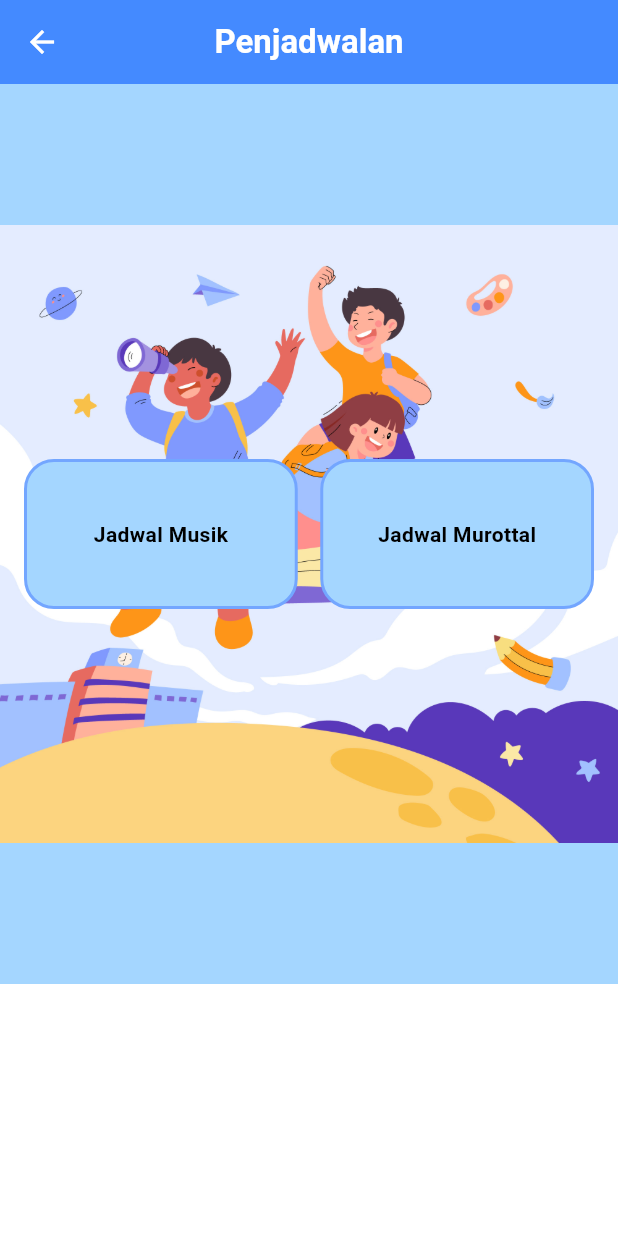
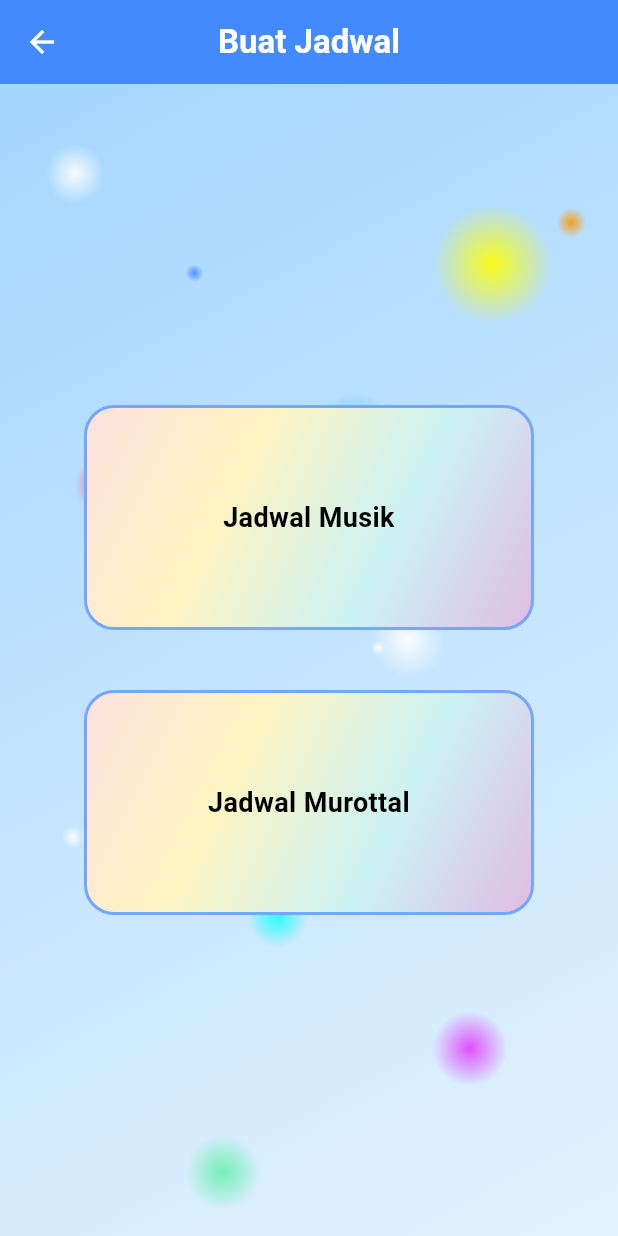
Before and after one commit to Andicleomj/soundnest, a Flutter app: the ScheduleScreen screen opened by its route, on a phone screen of 412 x 824 dp. Run offline on Flutter 3.47's test engine with Material 3 defaults, Android fonts, the phone set to English and light mode, and no system bars; our stand-ins replace audioplayers, firebase_auth, firebase_core, firebase_database, flutter_local_notifications, just_audio and 3 more; missing offline and left inert: cast, volume_controller; accounts and stored records are empty.

Commit message:
Update buat_jadwal.dart

```diff
--- a/lib/screens/schedule/buat_jadwal.dart
+++ b/lib/screens/schedule/buat_jadwal.dart
@@ -19,10 +19,94 @@ class ScheduleScreen extends StatelessWidget {
     );
   }
 
+  List<Widget> _buildStars(BuildContext context) {
+    final screenWidth = MediaQuery.of(context).size.width;
+    final screenHeight = MediaQuery.of(context).size.height;
+
+    final List<Map<String, dynamic>> positions = [
+      {'top': 40.0, 'left': 30.0, 'size': 40.0, 'color': Colors.white},
+      {'top': 80.0, 'left': screenWidth * 0.7, 'size': 80.0, 'color': Colors.yellowAccent},
+      {'top': 120.0, 'left': screenWidth * 0.3, 'size': 12.0, 'color': Colors.blueAccent},
+      {'top': screenHeight * 0.3, 'left': 50.0, 'size': 40.0, 'color': Colors.pinkAccent},
+      {'top': screenHeight * 0.45, 'left': screenWidth * 0.6, 'size': 10.0, 'color': Colors.white},
+      {'top': screenHeight * 0.65, 'left': screenWidth * 0.4, 'size':40.0, 'color': Colors.cyanAccent},
+      {'top': screenHeight * 0.25, 'left': screenWidth * 0.5, 'size': 60.0, 'color': Colors.lightBlueAccent},
+      {'top': screenHeight * 0.38, 'left': screenWidth * 0.8, 'size': 20.0, 'color': Colors.white},
+      {'top': screenHeight * 0.5, 'left': screenWidth * 0.2, 'size': 60.0, 'color': Colors.white},
+      {'top': screenHeight * 0.42, 'left': screenWidth * 0.6, 'size': 50.0, 'color': Colors.white},
+       {'top': screenHeight * 0.1, 'left': screenWidth * 0.9, 'size': 20.0, 'color': Colors.orange},
+  {'top': screenHeight * 0.6, 'left': screenWidth * 0.1, 'size': 15.0, 'color': Colors.white},
+  {'top': screenHeight * 0.75, 'left': screenWidth * 0.7, 'size': 50.0, 'color': Colors.purpleAccent},
+  {'top': screenHeight * 0.85, 'left': screenWidth * 0.3, 'size': 50.0, 'color': Colors.greenAccent},
+    ];
+
+    return positions.map((pos) => Positioned(
+      top: pos['top'],
+      left: pos['left'],
+      child: _buildStar(size: pos['size'], color: pos['color']),
+    )).toList();
+  }
+
+  Widget _buildStar({required double size, required Color color}) {
+    return Container(
+      width: size,
+      height: size,
+      decoration: BoxDecoration(
+        shape: BoxShape.circle,
+        gradient: RadialGradient(
+          colors: [
+            color.withOpacity(0.9),
+            color.withOpacity(0.0),
+          ],
+          stops: const [0.0, 1.0],
+        ),
+      ),
+    );
+  }
+
+  Widget _buildScheduleButton({required String text, required VoidCallback onTap}) {
+    return SizedBox(
+      width: 300,
+      child: InkWell(
+        onTap: onTap,
+        child: Container(
+          height: 150,
+          alignment: Alignment.center,
+          padding: const EdgeInsets.all(16),
+          decoration: BoxDecoration(
+            gradient: const LinearGradient(
+              begin: Alignment.topLeft,
+              end: Alignment.bottomRight,
+              colors: [
+                Color(0xFFFFE0E0),
+                Color(0xFFFFF4C2),
+                Color(0xFFCCF2F4),
+                Color(0xFFE0BBE4),
+              ],
+            ),
+            borderRadius: BorderRadius.circular(20),
+            border: Border.all(
+              color: Color.fromARGB(255, 115, 166, 255),
+              width: 2,
+            ),
+          ),
+          child: Text(
+            text,
+            textAlign: TextAlign.center,
+            style: const TextStyle(
+              fontWeight: FontWeight.w600,
+              color: Colors.black,
+              fontSize: 18,
+            ),
+          ),
+        ),
+      ),
+    );
+  }
+
   @override
   Widget build(BuildContext context) {
     return Scaffold(
-      backgroundColor: Colors.white,
       appBar: AppBar(
         backgroundColor: Colors.blueAccent,
         elevation: 0,
@@ -31,7 +115,7 @@ class ScheduleScreen extends StatelessWidget {
           onPressed: () => Navigator.pop(context),
         ),
         title: const Text(
-          "Penjadwalan",
+          "Buat Jadwal",
           style: TextStyle(
             fontWeight: FontWeight.bold,
             color: Colors.white,
@@ -40,86 +124,49 @@ class ScheduleScreen extends StatelessWidget {
         ),
         centerTitle: true,
       ),
-      body: Container(
+      body: Stack(
+        children: [
+          // Background gradient
+          Container(
+            width: double.infinity,
+            height: double.infinity,
             decoration: const BoxDecoration(
               gradient: LinearGradient(
                 begin: Alignment.topLeft,
                 end: Alignment.bottomRight,
                 colors: [
-              Color.fromARGB(255, 164, 214, 255), // Biru muda
-              Color.fromARGB(255, 164, 214, 255), // Biru sangat muda
+                  Color(0xFFA4D6FF),
+                  Color(0xFFE3F2FD),
                 ],
               ),
             ),
-        child: Container(
-          width: double.infinity,
-          height: 600, // atur tinggi sesuai kebutuhan
-          decoration: const BoxDecoration(
-            image: DecorationImage(
-              image: AssetImage('assets/kids.jpg'),
-              fit: BoxFit.fitWidth, // atau contain, fill, etc
           ),
-          ),
+
+          // Bintang-bintang
+          ..._buildStars(context),
+
+          // Konten utama
+          Center(
             child: Padding(
               padding: const EdgeInsets.all(16.0),
-            child: Row(
+              child: Column(
+                mainAxisSize: MainAxisSize.min,
                 children: [
-                Expanded(
-                  child: InkWell(
+                  _buildScheduleButton(
+                    text: "Jadwal Musik",
                     onTap: () => _navigateToMusik(context),
-                    child: Container(
-                      height: 100,
-                      alignment: Alignment.center,
-                      padding: const EdgeInsets.all(16),
-                      decoration: BoxDecoration(
-                        color: Color.fromARGB(255, 164, 214, 255),
-                        borderRadius: BorderRadius.circular(20),
-                        border: Border.all(
-                          color: const Color.fromARGB(255, 115, 166, 255),
-                          width: 2,
                   ),
+                  const SizedBox(height: 40),
+                  _buildScheduleButton(
+                    text: "Jadwal Murottal",
+                    onTap: () => _navigateToMurottal(context),
                   ),
-                      child: const Text(
-                        "Jadwal Musik",
-                        style: TextStyle(
-                          fontWeight: FontWeight.w600,
-                          color: Colors.black,
-                        ),
-                      ),
-                    ),
-                  ),
-                ),
-                const SizedBox(width: 15),
-                Expanded(
-                  child: InkWell(
-                    onTap: () => _navigateToMurottal(context),
-                    child: Container(
-                      height: 100,
-                      alignment: Alignment.center,
-                      padding: const EdgeInsets.all(16),
-                      decoration: BoxDecoration(
-                        color: Color.fromARGB(255, 164, 214, 255),
-                        borderRadius: BorderRadius.circular(20),
-                        border: Border.all(
-                          color: const Color.fromARGB(255, 115, 166, 255),
-                          width: 2,
-                        ),
-                      ),
-                      child: const Text(
-                        "Jadwal Murottal",
-                        style: TextStyle(
-                          fontWeight: FontWeight.w600,
-                          color: Colors.black,
-                        ),
-                      ),
+                ],
               ),
             ),
           ),
         ],
       ),
-          ),
-        ),
-      ),
     );
   }
 }
```
Lines whose indentation alone changed are shown as unchanged.
